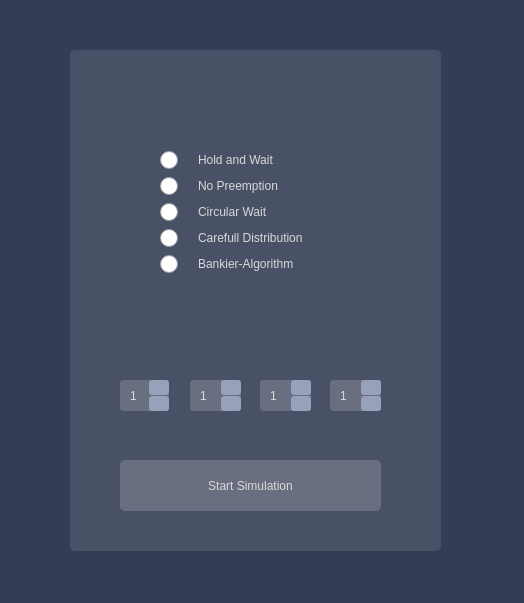
Qt form DeadLocks-Final-Test/startdialog.ui (breathTake/Deadlocks-Algorithm-Simulation) before a commit.
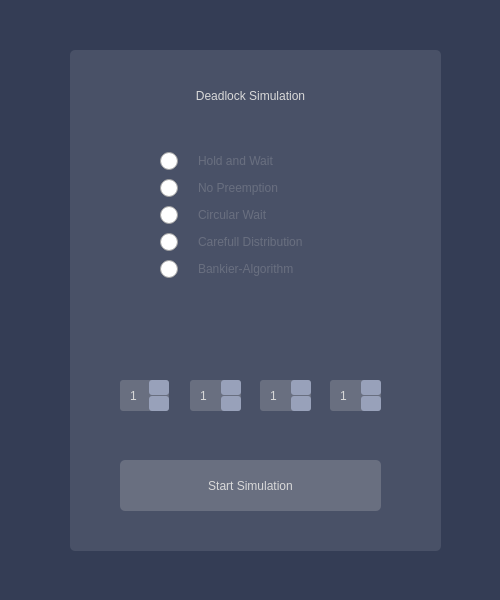
The same form after that commit. Icons and pictures are not drawn.

```diff
--- a/DeadLocks-Final-Test/startdialog.ui
+++ b/DeadLocks-Final-Test/startdialog.ui
@@ -6,10 +6,16 @@
    <rect>
     <x>0</x>
     <y>0</y>
-    <width>524</width>
-    <height>603</height>
+    <width>500</width>
+    <height>600</height>
    </rect>
   </property>
+  <property name="sizePolicy">
+   <sizepolicy hsizetype="Fixed" vsizetype="Fixed">
+    <horstretch>0</horstretch>
+    <verstretch>0</verstretch>
+   </sizepolicy>
+  </property>
   <property name="windowTitle">
    <string>Dialog</string>
   </property>
@@ -25,8 +31,8 @@
     <rect>
      <x>150</x>
      <y>140</y>
-     <width>209</width>
-     <height>146</height>
+     <width>231</width>
+     <height>151</height>
     </rect>
    </property>
    <property name="styleSheet">
@@ -39,32 +45,34 @@
       <property name="styleSheet">
        <string notr="true">QRadioButton {
 	font: 14pt &quot;Futura Bk BT&quot;;
-	color:  rgb(217, 217, 217);
+	color: rgb(105, 111, 128);
     spacing: 20px;
 	background-color:none;
 }
 
-QRadioButton::hover {
-	color: rgb(105, 111, 128);
-}
-
 QRadioButton::indicator {
     width: 19px;
     height: 19px;
 }
 
-QRadioButton::indicator:hover {
-	color: rgb(105, 111, 128);
+QRadioButton::hover,
+QRadioButton::checked {
+	color:  rgb(217, 217, 217);
 }
 
+
 QRadioButton::indicator:unchecked {
 	image: url(:/resources/checkBox_off.png);
 }
 
 QRadioButton::indicator:checked {
-	
-	image: url(:/resources/checkBox_on.png);
-}</string>
+	image: url(:/resources/checkBox_on_hover.png);
+}
+
+QRadioButton::indicator:unchecked:hover {
+	image: url(:/resources/checkBox_off_hover.png);
+}
+</string>
       </property>
       <property name="text">
        <string>Hold and Wait</string>
@@ -76,9 +84,9 @@
       <property name="styleSheet">
        <string notr="true">QRadioButton {
 	font: 14pt &quot;Futura Bk BT&quot;;
-	color:  rgb(217, 217, 217);
+	color: rgb(105, 111, 128);
     spacing: 20px;
-background-color: none;
+	background-color:none;
 }
 
 QRadioButton::indicator {
@@ -86,14 +94,22 @@
     height: 19px;
 }
 
+QRadioButton::hover,
+QRadioButton::checked {
+	color:  rgb(217, 217, 217);
+}
+
+
 QRadioButton::indicator:unchecked {
-	
 	image: url(:/resources/checkBox_off.png);
 }
 
 QRadioButton::indicator:checked {
-	
-	image: url(:/resources/checkBox_on.png);
+	image: url(:/resources/checkBox_on_hover.png);
+}
+
+QRadioButton::indicator:unchecked:hover {
+	image: url(:/resources/checkBox_off_hover.png);
 }
 </string>
       </property>
@@ -107,9 +123,9 @@
       <property name="styleSheet">
        <string notr="true">QRadioButton {
 	font: 14pt &quot;Futura Bk BT&quot;;
-	color:  rgb(217, 217, 217);
+	color: rgb(105, 111, 128);
     spacing: 20px;
-background-color: none;
+	background-color:none;
 }
 
 QRadioButton::indicator {
@@ -117,15 +133,24 @@
     height: 19px;
 }
 
+QRadioButton::hover,
+QRadioButton::checked {
+	color:  rgb(217, 217, 217);
+}
+
+
 QRadioButton::indicator:unchecked {
-	
 	image: url(:/resources/checkBox_off.png);
 }
 
 QRadioButton::indicator:checked {
-	
-	image: url(:/resources/checkBox_on.png);
-}</string>
+	image: url(:/resources/checkBox_on_hover.png);
+}
+
+QRadioButton::indicator:unchecked:hover {
+	image: url(:/resources/checkBox_off_hover.png);
+}
+</string>
       </property>
       <property name="text">
        <string>Circular Wait</string>
@@ -137,9 +162,9 @@
       <property name="styleSheet">
        <string notr="true">QRadioButton {
 	font: 14pt &quot;Futura Bk BT&quot;;
-	color:  rgb(217, 217, 217);
+	color: rgb(105, 111, 128);
     spacing: 20px;
-background-color: none;
+	background-color:none;
 }
 
 QRadioButton::indicator {
@@ -147,15 +172,24 @@
     height: 19px;
 }
 
+QRadioButton::hover,
+QRadioButton::checked {
+	color:  rgb(217, 217, 217);
+}
+
+
 QRadioButton::indicator:unchecked {
-	
 	image: url(:/resources/checkBox_off.png);
 }
 
 QRadioButton::indicator:checked {
-	
-	image: url(:/resources/checkBox_on.png);
-}</string>
+	image: url(:/resources/checkBox_on_hover.png);
+}
+
+QRadioButton::indicator:unchecked:hover {
+	image: url(:/resources/checkBox_off_hover.png);
+}
+</string>
       </property>
       <property name="text">
        <string>Carefull Distribution</string>
@@ -167,9 +201,9 @@
       <property name="styleSheet">
        <string notr="true">QRadioButton {
 	font: 14pt &quot;Futura Bk BT&quot;;
-	color:  rgb(217, 217, 217);
+	color: rgb(105, 111, 128);
     spacing: 20px;
-background-color: none;
+	background-color:none;
 }
 
 QRadioButton::indicator {
@@ -177,15 +211,24 @@
     height: 19px;
 }
 
+QRadioButton::hover,
+QRadioButton::checked {
+	color:  rgb(217, 217, 217);
+}
+
+
 QRadioButton::indicator:unchecked {
-	
 	image: url(:/resources/checkBox_off.png);
 }
 
 QRadioButton::indicator:checked {
-	
-	image: url(:/resources/checkBox_on.png);
-}</string>
+	image: url(:/resources/checkBox_on_hover.png);
+}
+
+QRadioButton::indicator:unchecked:hover {
+	image: url(:/resources/checkBox_off_hover.png);
+}
+</string>
       </property>
       <property name="text">
        <string>Bankier-Algorithm</string>
@@ -507,7 +550,28 @@
     <string/>
    </property>
   </widget>
-  <zorder>label</zorder>
+  <widget class="QLabel" name="label_Header">
+   <property name="geometry">
+    <rect>
+     <x>120</x>
+     <y>80</y>
+     <width>261</width>
+     <height>31</height>
+    </rect>
+   </property>
+   <property name="styleSheet">
+    <string notr="true">font: 24pt &quot;Futura BdCn BT&quot;;
+background-color: none;
+color: rgb(217, 217, 217);</string>
+   </property>
+   <property name="text">
+    <string>Deadlock Simulation</string>
+   </property>
+   <property name="alignment">
+    <set>Qt::AlignCenter</set>
+   </property>
+  </widget>
+  <zorder>label_background</zorder>
   <zorder>frame</zorder>
   <zorder>startSimulationButton</zorder>
   <zorder>spinBox_Printer</zorder>
```
Left out of the diff: 7 changed lines with no effect on the pictures.
